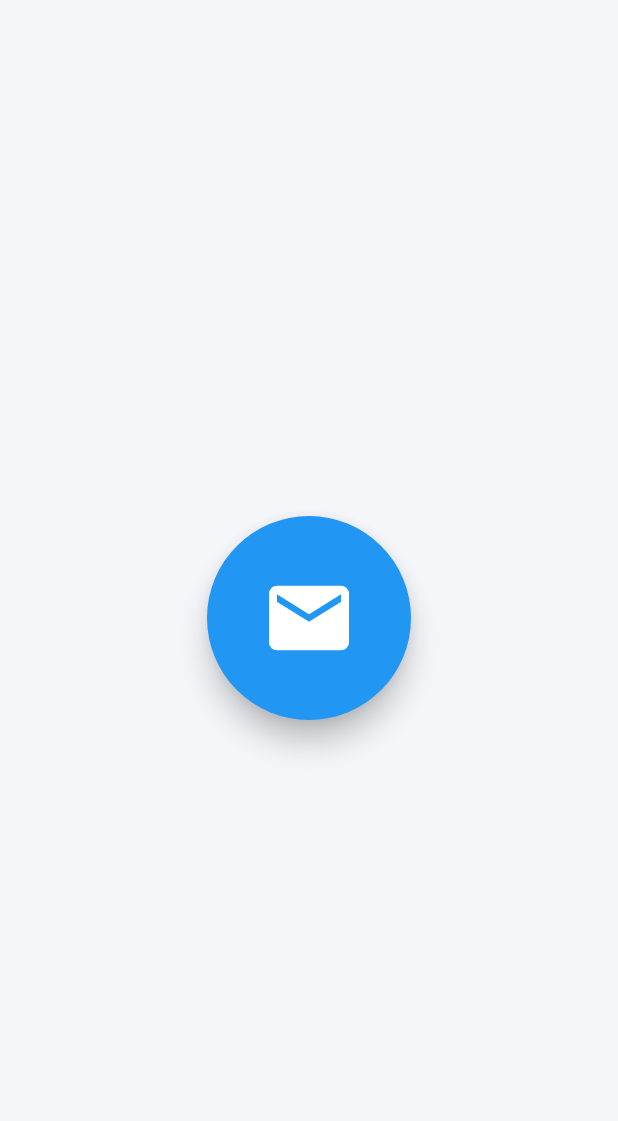
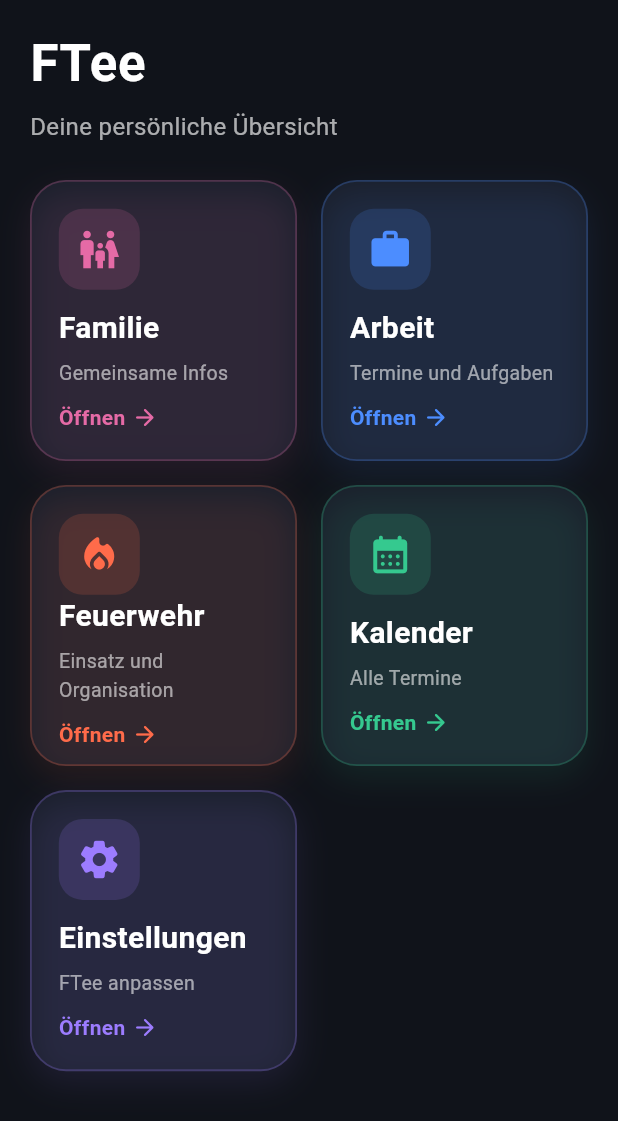
Before and after one commit to FTee26/FTee, a Flutter app: the screen it shows after launch, on a phone screen of 412 x 824 dp. Shown: the top 1121 px of the screen. Run offline on Flutter 3.47's test engine with Material 3 defaults, Android fonts, the light colour scheme and no system bars.

Commit message:
Dunkles FTee Dashboard gestaltet

```diff
--- a/lib/main.dart
+++ b/lib/main.dart
@@ -1,56 +1,223 @@
 import 'package:flutter/material.dart';
 
 void main() {
-  runApp(const TomHubApp());
+  runApp(const FTeeApp());
 }
 
-class TomHubApp extends StatelessWidget {
-  const TomHubApp({super.key});
+class FTeeApp extends StatelessWidget {
+  const FTeeApp({super.key});
 
   @override
   Widget build(BuildContext context) {
     return MaterialApp(
       debugShowCheckedModeBanner: false,
-      title: 'TomHub',
+      title: 'FTee',
       theme: ThemeData(
         useMaterial3: true,
+        brightness: Brightness.dark,
+        scaffoldBackgroundColor: const Color(0xFF10131A),
+        colorScheme: const ColorScheme.dark(
+          primary: Color(0xFF4C8DFF),
+          secondary: Color(0xFF7C5CFF),
+          surface: Color(0xFF1A1F2B),
+        ),
       ),
-      home: const Startseite(),
+      home: const DashboardPage(),
     );
   }
 }
 
-class Startseite extends StatelessWidget {
-  const Startseite({super.key});
+class DashboardPage extends StatelessWidget {
+  const DashboardPage({super.key});
 
-  void _buttonGedrueckt(BuildContext context) {
+  void showMessage(BuildContext context, String title) {
     ScaffoldMessenger.of(context).showSnackBar(
-      const SnackBar(
-        content: Text('Benachrichtigung wurde ausgelöst'),
+      SnackBar(
+        content: Text('$title wurde geöffnet'),
+        behavior: SnackBarBehavior.floating,
       ),
     );
   }
 
   @override
   Widget build(BuildContext context) {
+    final tiles = [
+      DashboardTile(
+        title: 'Familie',
+        subtitle: 'Gemeinsame Infos',
+        icon: Icons.family_restroom,
+        color: const Color(0xFFE56AA6),
+        onTap: () => showMessage(context, 'Familie'),
+      ),
+      DashboardTile(
+        title: 'Arbeit',
+        subtitle: 'Termine und Aufgaben',
+        icon: Icons.work_rounded,
+        color: const Color(0xFF4C8DFF),
+        onTap: () => showMessage(context, 'Arbeit'),
+      ),
+      DashboardTile(
+        title: 'Feuerwehr',
+        subtitle: 'Einsatz und Organisation',
+        icon: Icons.local_fire_department_rounded,
+        color: const Color(0xFFFF6B4A),
+        onTap: () => showMessage(context, 'Feuerwehr'),
+      ),
+      DashboardTile(
+        title: 'Kalender',
+        subtitle: 'Alle Termine',
+        icon: Icons.calendar_month_rounded,
+        color: const Color(0xFF35C98F),
+        onTap: () => showMessage(context, 'Kalender'),
+      ),
+      DashboardTile(
+        title: 'Einstellungen',
+        subtitle: 'FTee anpassen',
+        icon: Icons.settings_rounded,
+        color: const Color(0xFF9C7CFF),
+        onTap: () => showMessage(context, 'Einstellungen'),
+      ),
+    ];
+
     return Scaffold(
-      backgroundColor: const Color(0xFFF4F6FA),
-      body: Center(
-        child: ElevatedButton(
-          onPressed: () => _buttonGedrueckt(context),
-          style: ElevatedButton.styleFrom(
-            shape: const CircleBorder(),
-            padding: const EdgeInsets.all(36),
-            backgroundColor: Colors.blue,
-            foregroundColor: Colors.white,
-            elevation: 8,
-          ),
-          child: const Icon(
-            Icons.mail,
-            size: 64,
+      body: SafeArea(
+        child: Padding(
+          padding: const EdgeInsets.fromLTRB(20, 18, 20, 20),
+          child: Column(
+            crossAxisAlignment: CrossAxisAlignment.start,
+            children: [
+              const Text(
+                'FTee',
+                style: TextStyle(
+                  fontSize: 34,
+                  fontWeight: FontWeight.bold,
+                  letterSpacing: 0.5,
+                ),
+              ),
+              const SizedBox(height: 6),
+              Text(
+                'Deine persönliche Übersicht',
+                style: TextStyle(
+                  fontSize: 16,
+                  color: Colors.white.withValues(alpha: 0.65),
+                ),
+              ),
+              const SizedBox(height: 24),
+              Expanded(
+                child: GridView.builder(
+                  itemCount: tiles.length,
+                  gridDelegate:
+                      const SliverGridDelegateWithFixedCrossAxisCount(
+                    crossAxisCount: 2,
+                    crossAxisSpacing: 16,
+                    mainAxisSpacing: 16,
+                    childAspectRatio: 0.95,
+                  ),
+                  itemBuilder: (context, index) => tiles[index],
+                ),
+              ),
+            ],
           ),
         ),
       ),
     );
   }
 }
+
+class DashboardTile extends StatelessWidget {
+  final String title;
+  final String subtitle;
+  final IconData icon;
+  final Color color;
+  final VoidCallback onTap;
+
+  const DashboardTile({
+    super.key,
+    required this.title,
+    required this.subtitle,
+    required this.icon,
+    required this.color,
+    required this.onTap,
+  });
+
+  @override
+  Widget build(BuildContext context) {
+    return Material(
+      color: const Color(0xFF1A1F2B),
+      borderRadius: BorderRadius.circular(24),
+      child: InkWell(
+        onTap: onTap,
+        borderRadius: BorderRadius.circular(24),
+        child: Container(
+          decoration: BoxDecoration(
+            borderRadius: BorderRadius.circular(24),
+            border: Border.all(
+              color: color.withValues(alpha: 0.25),
+              width: 1.2,
+            ),
+            boxShadow: [
+              BoxShadow(
+                color: color.withValues(alpha: 0.10),
+                blurRadius: 18,
+                offset: const Offset(0, 8),
+              ),
+            ],
+          ),
+          padding: const EdgeInsets.all(18),
+          child: Column(
+            crossAxisAlignment: CrossAxisAlignment.start,
+            children: [
+              Container(
+                width: 54,
+                height: 54,
+                decoration: BoxDecoration(
+                  color: color.withValues(alpha: 0.16),
+                  borderRadius: BorderRadius.circular(16),
+                ),
+                child: Icon(
+                  icon,
+                  color: color,
+                  size: 30,
+                ),
+              ),
+              const Spacer(),
+              Text(
+                title,
+                style: const TextStyle(
+                  fontSize: 20,
+                  fontWeight: FontWeight.bold,
+                ),
+              ),
+              const SizedBox(height: 6),
+              Text(
+                subtitle,
+                style: TextStyle(
+                  fontSize: 13,
+                  color: Colors.white.withValues(alpha: 0.58),
+                ),
+              ),
+              const SizedBox(height: 10),
+              Row(
+                children: [
+                  Text(
+                    'Öffnen',
+                    style: TextStyle(
+                      color: color,
+                      fontWeight: FontWeight.w600,
+                    ),
+                  ),
+                  const SizedBox(width: 4),
+                  Icon(
+                    Icons.arrow_forward_rounded,
+                    size: 18,
+                    color: color,
+                  ),
+                ],
+              ),
+            ],
+          ),
+        ),
+      ),
+    );
+  }
+}
```
